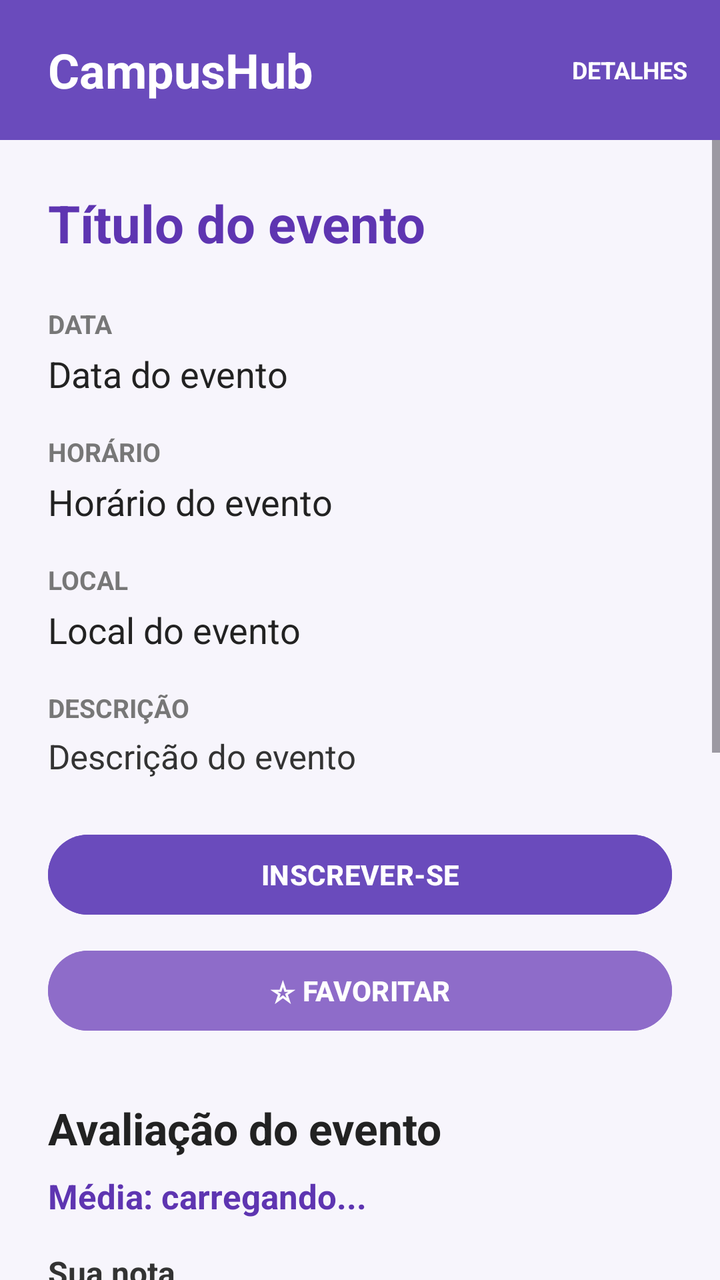
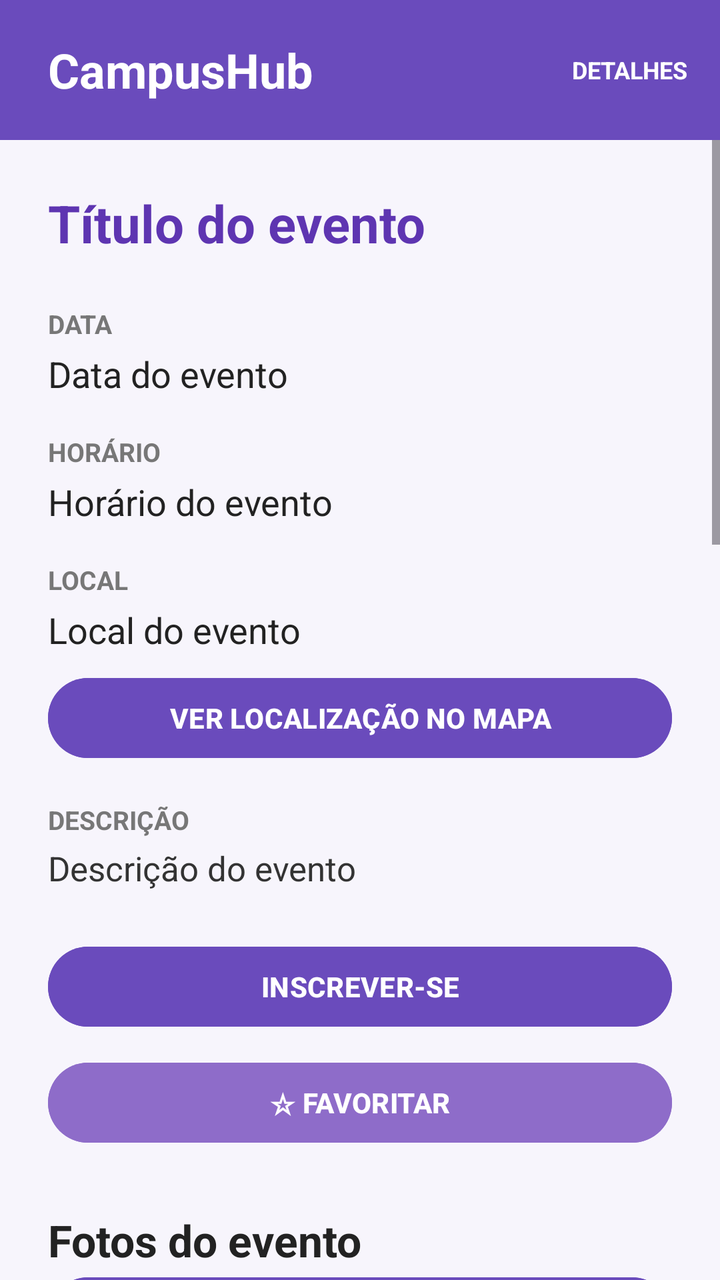

Screens rendered from an Android XML layout before and after an edit, with the pre-edit source and the edit as a unified diff.
<!-- AndroidManifest.xml: application theme Theme.LoginFirebase -->
<!-- res/layout/activity_detalhes_evento.xml -->
<?xml version="1.0" encoding="utf-8"?>
<LinearLayout xmlns:android="http://schemas.android.com/apk/res/android"
    android:layout_width="match_parent"
    android:layout_height="match_parent"
    android:orientation="vertical"
    android:background="#F7F5FC">

    <LinearLayout
        android:layout_width="match_parent"
        android:layout_height="70dp"
        android:orientation="horizontal"
        android:gravity="center_vertical"
        android:paddingStart="24dp"
        android:paddingEnd="16dp"
        android:background="#6A4BBC">

        <TextView
            android:layout_width="0dp"
            android:layout_height="wrap_content"
            android:layout_weight="1"
            android:text="CampusHub"
            android:textColor="#FFFFFF"
            android:textSize="24sp"
            android:textStyle="bold" />

        <TextView
            android:layout_width="wrap_content"
            android:layout_height="wrap_content"
            android:text="DETALHES"
            android:textColor="#FFFFFF"
            android:textSize="12sp"
            android:textStyle="bold" />
    </LinearLayout>

    <ScrollView
        android:layout_width="match_parent"
        android:layout_height="0dp"
        android:layout_weight="1"
        android:fillViewport="true">

        <LinearLayout
            android:layout_width="match_parent"
            android:layout_height="wrap_content"
            android:orientation="vertical"
            android:padding="24dp">

            <TextView
                android:id="@+id/txtTituloEvento"
                android:layout_width="match_parent"
                android:layout_height="wrap_content"
                android:text="Título do evento"
                android:textColor="#5E35B1"
                android:textSize="26sp"
                android:textStyle="bold"
                android:layout_marginBottom="24dp" />

            <TextView
                android:layout_width="wrap_content"
                android:layout_height="wrap_content"
                android:text="DATA"
                android:textColor="#777777"
                android:textSize="13sp"
                android:textStyle="bold" />

            <TextView
                android:id="@+id/txtDataEvento"
                android:layout_width="match_parent"
                android:layout_height="wrap_content"
                android:text="Data do evento"
                android:textColor="#222222"
                android:textSize="18sp"
                android:layout_marginTop="4dp"
                android:layout_marginBottom="18dp" />

            <TextView
                android:layout_width="wrap_content"
                android:layout_height="wrap_content"
                android:text="HORÁRIO"
                android:textColor="#777777"
                android:textSize="13sp"
                android:textStyle="bold" />

            <TextView
                android:id="@+id/txtHorarioEvento"
                android:layout_width="match_parent"
                android:layout_height="wrap_content"
                android:text="Horário do evento"
                android:textColor="#222222"
                android:textSize="18sp"
                android:layout_marginTop="4dp"
                android:layout_marginBottom="18dp" />

            <TextView
                android:layout_width="wrap_content"
                android:layout_height="wrap_content"
                android:text="LOCAL"
                android:textColor="#777777"
                android:textSize="13sp"
                android:textStyle="bold" />

            <TextView
                android:id="@+id/txtLocalEvento"
                android:layout_width="match_parent"
                android:layout_height="wrap_content"
                android:text="Local do evento"
                android:textColor="#222222"
                android:textSize="18sp"
                android:layout_marginTop="4dp"
                android:layout_marginBottom="18dp" />

            <TextView
                android:layout_width="wrap_content"
                android:layout_height="wrap_content"
                android:text="DESCRIÇÃO"
                android:textColor="#777777"
                android:textSize="13sp"
                android:textStyle="bold" />

            <TextView
                android:id="@+id/txtDescricaoEvento"
                android:layout_width="match_parent"
                android:layout_height="wrap_content"
                android:text="Descrição do evento"
                android:textColor="#333333"
                android:textSize="17sp"
                android:layout_marginTop="4dp"
                android:layout_marginBottom="24dp" />

            <Button
                android:id="@+id/btnInscrever"
                android:layout_width="match_parent"
                android:layout_height="wrap_content"
                android:text="INSCREVER-SE"
                android:textColor="#FFFFFF"
                android:textStyle="bold"
                android:backgroundTint="#6A4BBC" />

            <Button
                android:id="@+id/btnFavorito"
                android:layout_width="match_parent"
                android:layout_height="wrap_content"
                android:layout_marginTop="10dp"
                android:text="☆ FAVORITAR"
                android:textColor="#FFFFFF"
                android:textStyle="bold"
                android:backgroundTint="#8E6CC9" />

            <TextView
                android:layout_width="match_parent"
                android:layout_height="wrap_content"
                android:layout_marginTop="30dp"
                android:text="Avaliação do evento"
                android:textColor="#222222"
                android:textSize="22sp"
                android:textStyle="bold" />

            <TextView
                android:id="@+id/txtMediaAvaliacoes"
                android:layout_width="match_parent"
                android:layout_height="wrap_content"
                android:layout_marginTop="8dp"
                android:text="Média: carregando..."
                android:textColor="#5E35B1"
                android:textSize="17sp"
                android:textStyle="bold" />

            <TextView
                android:layout_width="match_parent"
                android:layout_height="wrap_content"
                android:layout_marginTop="16dp"
                android:text="Sua nota"
                android:textColor="#333333"
                android:textSize="16sp"
                android:textStyle="bold" />

            <RatingBar
                android:id="@+id/ratingBarAvaliacao"
                android:layout_width="wrap_content"
                android:layout_height="wrap_content"
                android:numStars="5"
                android:rating="0"
                android:stepSize="1"
                android:isIndicator="false" />

            <TextView
                android:id="@+id/txtSituacaoAvaliacao"
                android:layout_width="match_parent"
                android:layout_height="wrap_content"
                android:layout_marginTop="8dp"
                android:text="Verificando disponibilidade..."
                android:textColor="#666666"
                android:textSize="14sp" />

            <Button
                android:id="@+id/btnSalvarAvaliacao"
                android:layout_width="match_parent"
                android:layout_height="wrap_content"
                android:layout_marginTop="10dp"
                android:text="ENVIAR AVALIAÇÃO"
                android:textColor="#FFFFFF"
                android:textStyle="bold"
                android:backgroundTint="#6A4BBC"
                android:enabled="false" />

            <TextView
                android:layout_width="match_parent"
                android:layout_height="wrap_content"
                android:layout_marginTop="30dp"
                android:layout_marginBottom="14dp"
                android:text="Comentários"
                android:textColor="#222222"
                android:textSize="22sp"
                android:textStyle="bold" />

            <EditText
                android:id="@+id/edtComentario"
                android:layout_width="match_parent"
                android:layout_height="wrap_content"
                android:hint="Escreva seu comentário..."
                android:gravity="top|start"
                android:inputType="textCapSentences|textMultiLine"
                android:minHeight="100dp"
                android:maxLength="1000"
                android:padding="12dp"
                android:backgroundTint="#6A4BBC" />

            <Button
                android:id="@+id/btnPublicarComentario"
                android:layout_width="match_parent"
                android:layout_height="wrap_content"
                android:layout_marginTop="8dp"
                android:text="PUBLICAR COMENTÁRIO"
                android:textColor="#FFFFFF"
                android:textStyle="bold"
                android:backgroundTint="#6A4BBC" />

            <LinearLayout
                android:id="@+id/comentariosContainer"
                android:layout_width="match_parent"
                android:layout_height="wrap_content"
                android:orientation="vertical"
                android:layout_marginTop="20dp" />

            <Button
                android:id="@+id/btnVoltar"
                android:layout_width="match_parent"
                android:layout_height="wrap_content"
                android:layout_marginTop="20dp"
                android:text="VOLTAR" />

        </LinearLayout>
    </ScrollView>
</LinearLayout>
<!-- resources referenced by this layout -->
<resources>
  <style name="Theme.LoginFirebase" parent="Base.Theme.LoginFirebase" />
  <style name="Base.Theme.LoginFirebase" parent="Theme.Material3.DayNight.NoActionBar">
          
          
      </style>
</resources>

<!-- the commit's change to res/layout/activity_detalhes_evento.xml (unified diff, before → after) -->
@@ -106,7 +106,17 @@
                 android:textColor="#222222"
                 android:textSize="18sp"
                 android:layout_marginTop="4dp"
-                android:layout_marginBottom="18dp" />
+                android:layout_marginBottom="8dp" />
+
+            <Button
+                android:id="@+id/btnVerMapa"
+                android:layout_width="match_parent"
+                android:layout_height="wrap_content"
+                android:layout_marginBottom="18dp"
+                android:text="VER LOCALIZAÇÃO NO MAPA"
+                android:textColor="#FFFFFF"
+                android:textStyle="bold"
+                android:backgroundTint="#6A4BBC" />
 
             <TextView
                 android:layout_width="wrap_content"
@@ -144,6 +154,94 @@
                 android:textColor="#FFFFFF"
                 android:textStyle="bold"
                 android:backgroundTint="#8E6CC9" />
+
+            
+            <TextView
+                android:layout_width="match_parent"
+                android:layout_height="wrap_content"
+                android:layout_marginTop="30dp"
+                android:text="Fotos do evento"
+                android:textColor="#222222"
+                android:textSize="22sp"
+                android:textStyle="bold" />
+            <Button
+                android:id="@+id/btnTirarFoto"
+                android:layout_width="match_parent"
+                android:layout_height="wrap_content"
+                android:text="TIRAR FOTO"
+                android:textColor="#FFFFFF"
+                android:backgroundTint="#6A4BBC" />
+            <Button
+                android:id="@+id/btnEscolherFoto"
+                android:layout_width="match_parent"
+                android:layout_height="wrap_content"
+                android:text="ESCOLHER FOTO DA GALERIA"
+                android:textColor="#FFFFFF"
+                android:backgroundTint="#8E6CC9" />
+            <LinearLayout
+                android:id="@+id/fotosContainer"
+                android:layout_width="match_parent"
+                android:layout_height="wrap_content"
+                android:orientation="vertical"
+                android:layout_marginTop="12dp" />
+
+            <TextView
+                android:layout_width="match_parent"
+                android:layout_height="wrap_content"
+                android:layout_marginTop="24dp"
+                android:text="Áudios do evento"
+                android:textColor="#222222"
+                android:textSize="22sp"
+                android:textStyle="bold" />
+            <Button
+                android:id="@+id/btnGravarAudio"
+                android:layout_width="match_parent"
+                android:layout_height="wrap_content"
+                android:text="GRAVAR ÁUDIO"
+                android:textColor="#FFFFFF"
+                android:backgroundTint="#6A4BBC" />
+            <Button
+                android:id="@+id/btnEscolherAudio"
+                android:layout_width="match_parent"
+                android:layout_height="wrap_content"
+                android:text="ESCOLHER ÁUDIO"
+                android:textColor="#FFFFFF"
+                android:backgroundTint="#8E6CC9" />
+            <LinearLayout
+                android:id="@+id/audiosContainer"
+                android:layout_width="match_parent"
+                android:layout_height="wrap_content"
+                android:orientation="vertical"
+                android:layout_marginTop="12dp" />
+
+            <TextView
+                android:layout_width="match_parent"
+                android:layout_height="wrap_content"
+                android:layout_marginTop="24dp"
+                android:text="Vídeos do evento"
+                android:textColor="#222222"
+                android:textSize="22sp"
+                android:textStyle="bold" />
+            <Button
+                android:id="@+id/btnGravarVideo"
+                android:layout_width="match_parent"
+                android:layout_height="wrap_content"
+                android:text="GRAVAR VÍDEO (ATÉ 30 SEGUNDOS)"
+                android:textColor="#FFFFFF"
+                android:backgroundTint="#6A4BBC" />
+            <Button
+                android:id="@+id/btnEscolherVideo"
+                android:layout_width="match_parent"
+                android:layout_height="wrap_content"
+                android:text="ESCOLHER VÍDEO"
+                android:textColor="#FFFFFF"
+                android:backgroundTint="#8E6CC9" />
+            <LinearLayout
+                android:id="@+id/videosContainer"
+                android:layout_width="match_parent"
+                android:layout_height="wrap_content"
+                android:orientation="vertical"
+                android:layout_marginTop="12dp" />
 
             <TextView
                 android:layout_width="match_parent"
